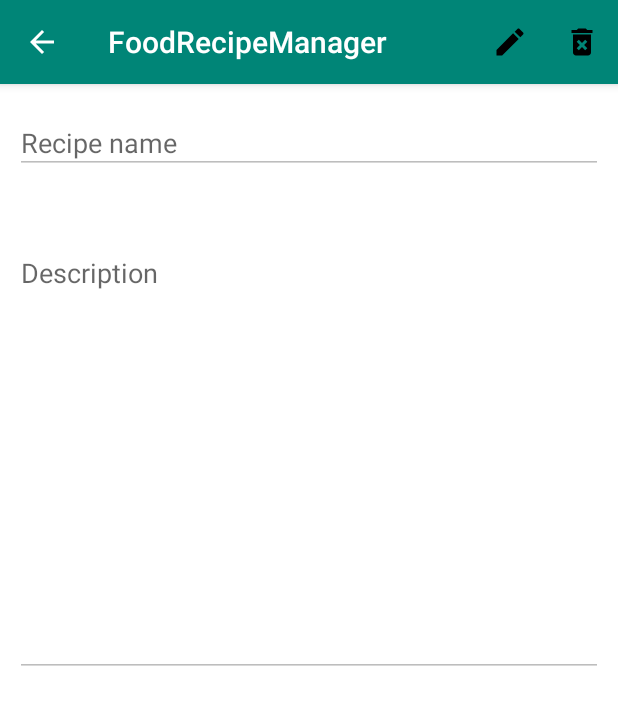
After one commit to martinso95/FoodRecipeManagerAndroidApplication, an Android app: the RecipeDetailsActivity screen opened directly, with no data from a screen before it, on a phone screen of 412 x 824 dp. The commit adds this screen. Shown: the top 705 px of the screen. Run offline under Robolectric (Android 15) with nearby library versions, the phone set to English and light mode, and no system bars; 5 statements that could not run were skipped.

Commit message:
Implement recipe details, editing and deleting

```diff
--- a/FoodRecipeManager/app/src/main/AndroidManifest.xml
+++ b/FoodRecipeManager/app/src/main/AndroidManifest.xml
@@ -9,9 +9,10 @@
         android:roundIcon="@mipmap/ic_launcher_round"
         android:supportsRtl="true"
         android:theme="@style/AppTheme">
+        <activity android:name=".ui.recipes.RecipeDetailsActivity"></activity>
         <activity
             android:name=".ui.recipes.AddRecipeActivity"
-            android:screenOrientation="portrait"></activity>
+            android:screenOrientation="portrait" />
         <activity
             android:name=".MainActivity"
             android:label="@string/app_name"
--- a/FoodRecipeManager/app/src/main/java/martin/so/foodrecipemanager/MainActivity.java
+++ b/FoodRecipeManager/app/src/main/java/martin/so/foodrecipemanager/MainActivity.java
@@ -1,6 +1,7 @@
 package martin.so.foodrecipemanager;
 
 import android.content.Intent;
+import android.content.SharedPreferences;
 import android.os.Bundle;
 
 import com.google.android.material.bottomnavigation.BottomNavigationView;
@@ -17,6 +18,10 @@ public class MainActivity extends AppCompatActivity {
     @Override
     protected void onCreate(Bundle savedInstanceState) {
         super.onCreate(savedInstanceState);
+//        SharedPreferences.Editor editor = getSharedPreferences("FoodRecipeManager", MODE_PRIVATE).edit();
+//        editor.clear();
+//        editor.apply();
+
         RecipeManager.getInstance().loadRecipes(this);
         setContentView(R.layout.activity_main);
         BottomNavigationView navView = findViewById(R.id.nav_view);
--- a/FoodRecipeManager/app/src/main/java/martin/so/foodrecipemanager/model/RecipesAdapter.java
+++ b/FoodRecipeManager/app/src/main/java/martin/so/foodrecipemanager/model/RecipesAdapter.java
@@ -5,7 +5,6 @@ import android.view.LayoutInflater;
 import android.view.View;
 import android.view.ViewGroup;
 import android.widget.TextView;
-import android.widget.Toast;
 
 import androidx.annotation.NonNull;
 import androidx.recyclerview.widget.RecyclerView;
--- a/FoodRecipeManager/app/src/main/java/martin/so/foodrecipemanager/ui/recipes/AddRecipeActivity.java
+++ b/FoodRecipeManager/app/src/main/java/martin/so/foodrecipemanager/ui/recipes/AddRecipeActivity.java
@@ -5,7 +5,6 @@ import martin.so.foodrecipemanager.R;
 import martin.so.foodrecipemanager.model.Recipe;
 import martin.so.foodrecipemanager.model.RecipeManager;
 
-import android.content.Intent;
 import android.os.Bundle;
 import android.view.Menu;
 import android.view.MenuItem;
--- /dev/null
+++ b/FoodRecipeManager/app/src/main/res/drawable/ic_delete_forever_black_24dp.xml
@@ -0,0 +1,9 @@
+<vector xmlns:android="http://schemas.android.com/apk/res/android"
+        android:width="24dp"
+        android:height="24dp"
+        android:viewportWidth="24.0"
+        android:viewportHeight="24.0">
+    <path
+        android:fillColor="#FF000000"
+        android:pathData="M6,19c0,1.1 0.9,2 2,2h8c1.1,0 2,-0.9 2,-2L18,7L6,7v12zM8.46,11.88l1.41,-1.41L12,12.59l2.12,-2.12 1.41,1.41L13.41,14l2.12,2.12 -1.41,1.41L12,15.41l-2.12,2.12 -1.41,-1.41L10.59,14l-2.13,-2.12zM15.5,4l-1,-1h-5l-1,1L5,4v2h14L19,4z"/>
+</vector>
--- /dev/null
+++ b/FoodRecipeManager/app/src/main/res/drawable/ic_edit_black_24dp.xml
@@ -0,0 +1,9 @@
+<vector xmlns:android="http://schemas.android.com/apk/res/android"
+        android:width="24dp"
+        android:height="24dp"
+        android:viewportWidth="24.0"
+        android:viewportHeight="24.0">
+    <path
+        android:fillColor="#FF000000"
+        android:pathData="M3,17.25V21h3.75L17.81,9.94l-3.75,-3.75L3,17.25zM20.71,7.04c0.39,-0.39 0.39,-1.02 0,-1.41l-2.34,-2.34c-0.39,-0.39 -1.02,-0.39 -1.41,0l-1.83,1.83 3.75,3.75 1.83,-1.83z"/>
+</vector>
--- /dev/null
+++ b/FoodRecipeManager/app/src/main/res/layout/activity_recipe_details.xml
@@ -0,0 +1,43 @@
+<?xml version="1.0" encoding="utf-8"?>
+<RelativeLayout xmlns:android="http://schemas.android.com/apk/res/android"
+    xmlns:tools="http://schemas.android.com/tools"
+    android:layout_width="match_parent"
+    android:layout_height="match_parent"
+    android:background="#FFFFFF"
+    android:paddingLeft="10dp"
+    android:paddingRight="10dp"
+    tools:context=".ui.recipes.RecipeDetailsActivity">
+
+    <com.google.android.material.textfield.TextInputLayout
+        android:id="@+id/textInputLayoutRecipeNameRecipeDetails"
+        android:layout_width="match_parent"
+        android:layout_height="50dp"
+        android:layout_marginTop="10dp"
+        android:layout_marginBottom="25dp"
+        android:textSize="15sp">
+
+        <com.google.android.material.textfield.TextInputEditText
+            android:id="@+id/textInputLayoutEditRecipeNameRecipeDetails"
+            android:layout_width="match_parent"
+            android:layout_height="match_parent"
+            android:hint="@string/recipe_name_label" />
+    </com.google.android.material.textfield.TextInputLayout>
+
+    <com.google.android.material.textfield.TextInputLayout
+        android:id="@+id/textInputLayoutDescriptionRecipeDetails"
+        android:layout_width="match_parent"
+        android:layout_height="300dp"
+        android:layout_below="@+id/textInputLayoutRecipeNameRecipeDetails"
+        android:layout_marginTop="10dp"
+        android:layout_marginBottom="25dp"
+        android:textSize="15sp">
+
+        <com.google.android.material.textfield.TextInputEditText
+            android:id="@+id/textInputLayoutEditDescriptionRecipeDetails"
+            android:layout_width="match_parent"
+            android:layout_height="match_parent"
+            android:hint="@string/description_label"
+            android:gravity="top"/>
+    </com.google.android.material.textfield.TextInputLayout>
+
+</RelativeLayout>
--- a/FoodRecipeManager/app/src/main/res/layout/fragment_recipes.xml
+++ b/FoodRecipeManager/app/src/main/res/layout/fragment_recipes.xml
@@ -1,5 +1,5 @@
 <?xml version="1.0" encoding="utf-8"?>
-<RelativeLayout xmlns:android="http://schemas.android.com/apk/res/android"
+<LinearLayout xmlns:android="http://schemas.android.com/apk/res/android"
     android:layout_width="match_parent"
     android:layout_height="match_parent"
     android:background="#FFFFFF"
@@ -10,4 +10,4 @@
         android:id="@+id/recyclerViewRecipes"
         android:layout_width="match_parent"
         android:layout_height="match_parent" />
-</RelativeLayout>
+</LinearLayout>
--- /dev/null
+++ b/FoodRecipeManager/app/src/main/res/menu/menu_recipe_details.xml
@@ -0,0 +1,17 @@
+<menu xmlns:android="http://schemas.android.com/apk/res/android"
+    xmlns:app="http://schemas.android.com/apk/res-auto"
+    xmlns:tools="http://schemas.android.com/tools"
+    tools:context=".MainActivity">
+    <item
+        android:id="@+id/edit_recipe_button"
+        android:icon="@drawable/ic_edit_black_24dp"
+        android:orderInCategory="100"
+        android:title=""
+        app:showAsAction="always" />
+    <item
+        android:id="@+id/delete_recipe_button"
+        android:icon="@drawable/ic_delete_forever_black_24dp"
+        android:orderInCategory="100"
+        android:title=""
+        app:showAsAction="always" />
+</menu>
--- a/FoodRecipeManager/build.gradle
+++ b/FoodRecipeManager/build.gradle
@@ -7,7 +7,7 @@ buildscript {
 
     }
     dependencies {
-        classpath 'com.android.tools.build:gradle:3.5.1'
+        classpath 'com.android.tools.build:gradle:3.5.2'
 
         // NOTE: Do not place your application dependencies here; they belong
         // in the individual module build.gradle files
```
Also changed, not shown: FoodRecipeManager/app/src/main/java/martin/so/foodrecipemanager/model/Recipe.java (+6 -6 lines), FoodRecipeManager/app/src/main/java/martin/so/foodrecipemanager/ui/recipes/RecipeDetailsActivity.java (added, +144 -0 lines), FoodRecipeManager/app/src/main/java/martin/so/foodrecipemanager/ui/recipes/RecipesFragment.java (+5 -2 lines).
